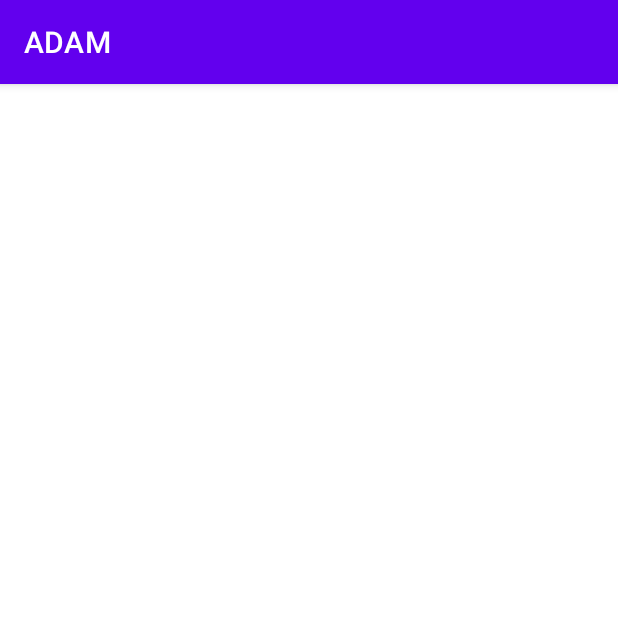
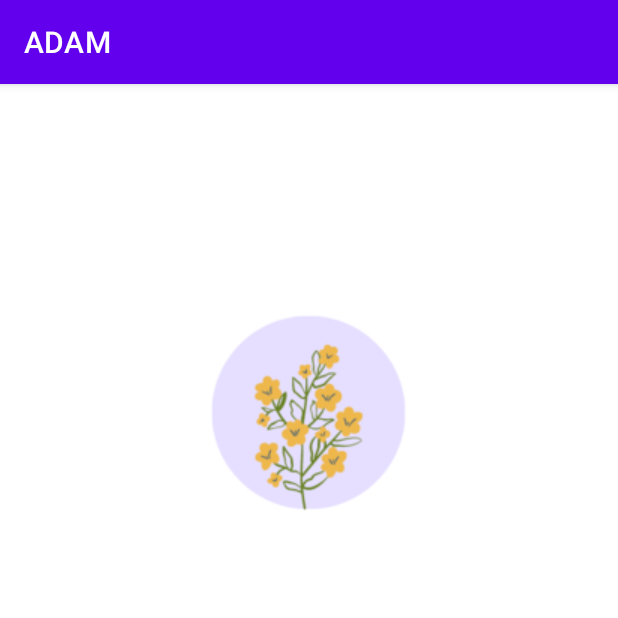
Before and after one commit to MajoBurguete/ADAM, an Android app: the SettingsActivity screen opened directly, with no data from a screen before it, on a phone screen of 412 x 824 dp, the top half of it. Run offline under Robolectric (Android 15) with nearby library versions, the phone set to English and light mode, and no system bars.

Commit message:
Image view para la imagen de perfil #5

```diff
--- a/app/src/main/res/layout/activity_settings.xml
+++ b/app/src/main/res/layout/activity_settings.xml
@@ -6,4 +6,15 @@
     android:layout_height="match_parent"
     tools:context=".SettingsActivity">
 
+    <ImageView
+        android:id="@+id/imageView2"
+        android:layout_width="wrap_content"
+        android:layout_height="wrap_content"
+        android:layout_marginTop="144dp"
+        app:layout_constraintEnd_toEndOf="parent"
+        app:layout_constraintHorizontal_bias="0.498"
+        app:layout_constraintStart_toStartOf="parent"
+        app:layout_constraintTop_toTopOf="parent"
+        app:srcCompat="@drawable/placeholder" />
+
 </androidx.constraintlayout.widget.ConstraintLayout>
```
